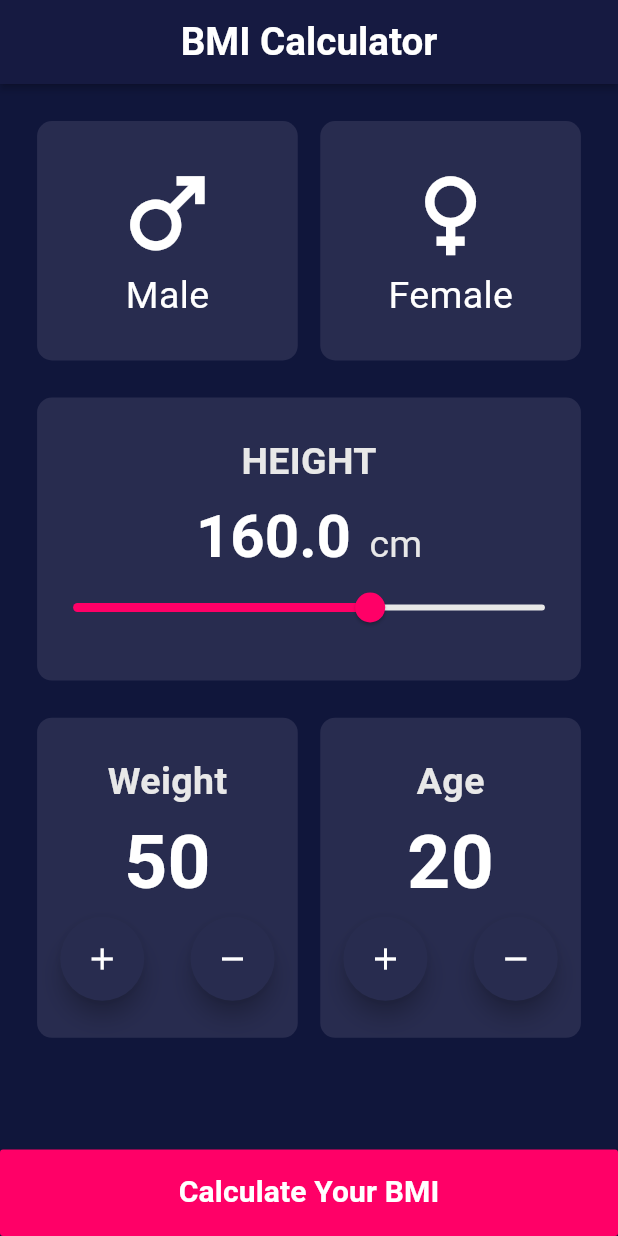
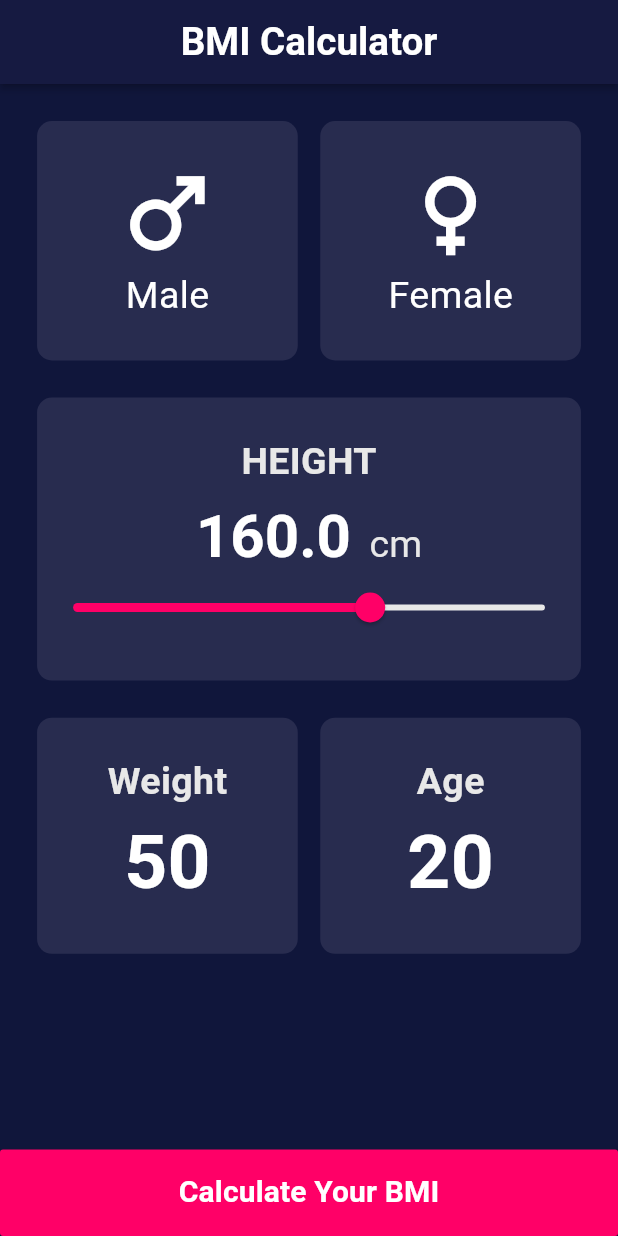
Before and after one commit to Ma7moud-Yasser/machinfy-project1, a Flutter app: the screen it shows after launch, on a phone screen of 412 x 824 dp. Run offline on Flutter 3.47's test engine with Material 3 defaults, Android fonts, the phone set to English and light mode, and no system bars; our stand-ins replace google_fonts.

Commit message:
Refactor BMI screen to use stateless widget; update routing and add hero tags for weight and age selection components

```diff
--- a/project_1/lib/main.dart
+++ b/project_1/lib/main.dart
@@ -26,11 +26,12 @@ class MyApp extends StatelessWidget {
         colorScheme: ColorScheme.fromSeed(seedColor: Colors.deepPurple),
         useMaterial3: true,
       ),
-      home: const BMIScreen(),
+      // home:BMIScreen() ,
       routes: {
-        '/bm_home': (context) => const BMIScreen(),
-        '/home_screen': (context) => const MyHomePage(),
+        BMIScreen.route : (context) =>  BMIScreen(),
+        MyHomePage.route: (context) =>  MyHomePage(),
       },
+      initialRoute: BMIScreen.route,
     );
   }
 }
--- a/project_1/lib/projects/bm_calculator/components/responsive_font.dart
+++ b/project_1/lib/projects/bm_calculator/components/responsive_font.dart
@@ -6,8 +6,8 @@ double responsiveFont(BuildContext context ,
   double scale = scaleFactorCalc(context);
   double scaledFontSize = fontSize * scale;
 
-  // max 120 %
-  // min 80%
+  // max font Size : 120 %
+  // min font Size : 80%
   double max = fontSize * 1.2;
   double min = fontSize * 0.8;
 
--- a/project_1/lib/projects/bm_calculator/components/weight_age_selection.dart
+++ b/project_1/lib/projects/bm_calculator/components/weight_age_selection.dart
@@ -4,8 +4,10 @@ import 'package:project_1/projects/bm_calculator/styles/colors.dart';
 class WeightAndAgeSelection extends StatefulWidget {
   int value = 50;
   String valueName;
+  Object? heroTag1;
+  Object? heroTag2 ;
   WeightAndAgeSelection(
-      {super.key, required this.value, required this.valueName});
+      {super.key, required this.value, required this.valueName, required this.heroTag1, required this.heroTag2});
 
   @override
   State<WeightAndAgeSelection> createState() => _WeightAndAgeSelectionState();
@@ -40,32 +42,34 @@ class _WeightAndAgeSelectionState extends State<WeightAndAgeSelection> {
           ),
           Row(
             children: [
-              Expanded(
-                child: FloatingActionButton(
-                  foregroundColor: BMIColor.whiteColor,
-                  backgroundColor: BMIColor.secondaryColor,
-                  shape: CircleBorder(),
-                  onPressed: () {
-                    setState(() {
-                      widget.value++;
-                    });
-                  },
-                  child: Icon(Icons.add),
-                ),
-              ),
-              Expanded(
-                child: FloatingActionButton(
-                  foregroundColor: BMIColor.whiteColor,
-                  backgroundColor: BMIColor.secondaryColor,
-                  shape: CircleBorder(),
-                  onPressed: () {
-                    setState(() {
-                      widget.value--;
-                    });
-                  },
-                  child: Icon(Icons.remove),
-                ),
-              ),
+              // Expanded(
+              //   child: FloatingActionButton(
+              //     heroTag: '1',
+              //     foregroundColor: BMIColor.whiteColor,
+              //     backgroundColor: BMIColor.secondaryColor,
+              //     shape: CircleBorder(),
+              //     onPressed: () {
+              //       setState(() {
+              //         widget.value++;
+              //       });
+              //     },
+              //     child: Icon(Icons.add),
+              //   ),
+              // ),
+              // Expanded(
+              //   child: FloatingActionButton(
+              //     heroTag: '2',
+              //     foregroundColor: BMIColor.whiteColor,
+              //     backgroundColor: BMIColor.secondaryColor,
+              //     shape: CircleBorder(),
+              //     onPressed: () {
+              //       setState(() {
+              //         widget.value--;
+              //       });
+              //     },
+              //     child: Icon(Icons.remove),
+              //   ),
+              // ),
             ],
           )
         ],
--- a/project_1/lib/projects/bm_calculator/screens/bm_home_screen.dart
+++ b/project_1/lib/projects/bm_calculator/screens/bm_home_screen.dart
@@ -6,18 +6,17 @@ import 'package:project_1/projects/bm_calculator/components/weight_age_selection
 import 'package:project_1/projects/bm_calculator/styles/colors.dart';
 import 'package:project_1/projects/counter/home.dart';
 
-class BMIScreen extends StatefulWidget {
-  const BMIScreen({super.key});
+class BMIScreen extends StatelessWidget {
+   BMIScreen({super.key});
 
-  @override
-  State<BMIScreen> createState() => _BMIScreenState();
-}
+  String? selectedGender;
+  static final route = '/page_2';
+  double currentValue = 160;
 
-class _BMIScreenState extends State<BMIScreen> {
-  String? selectedGender;
-  double currentValue = 160;
   int weight = 50;
+
   int age = 20;
+
   @override
   Widget build(BuildContext context) {
     return Scaffold(
@@ -54,12 +53,16 @@ class _BMIScreenState extends State<BMIScreen> {
                   children: [
                     Expanded(
                       child: WeightAndAgeSelection(
+                         heroTag1: '3',
+                        heroTag2: '4',
                         valueName: "Weight",
                         value: weight,
                       ),
                     ),
                     Expanded(
                       child: WeightAndAgeSelection(
+                        heroTag1: '1',
+                        heroTag2: '2',
                         valueName: "Age",
                         value: age,
                       ),
@@ -76,7 +79,12 @@ class _BMIScreenState extends State<BMIScreen> {
               color: BMIColor.actionsColor,
               height: MediaQuery.sizeOf(context).height * 0.07,
               onPressed: () {
-                Navigator.pushNamed(context, '/bm_home');
+              Navigator.pushNamed(context, MyHomePage.route,
+               arguments: User(20, "Mohamed"),
+               );
+              // LIFO
+              // Last In First Out
+
               },
               child: Text(
                 "Calculate Your BMI",
@@ -93,3 +101,9 @@ class _BMIScreenState extends State<BMIScreen> {
     );
   }
 }
+
+class User {
+  String name;
+  int age;
+  User(this.age,this.name);
+}
--- a/project_1/lib/projects/counter/home.dart
+++ b/project_1/lib/projects/counter/home.dart
@@ -1,17 +1,25 @@
 import 'package:flutter/material.dart';
+import 'package:project_1/projects/bm_calculator/screens/bm_home_screen.dart';
 
 class MyHomePage extends StatelessWidget {
-  const MyHomePage({super.key});
+   MyHomePage({super.key,
+   });
+  static final route = '/home_screen';
 
   @override
   Widget build(BuildContext context) {
+  User user = ModalRoute.of(context)!.settings.arguments as User;
     return Scaffold(
       appBar: AppBar(
         automaticallyImplyLeading: false,
         backgroundColor: Colors.blueGrey,
         centerTitle: true,
+        leading: IconButton(icon:Icon(Icons.arrow_back) ,
+        onPressed: (){
+          Navigator.pop(context);
+        },),
         title: Text(
-          'Home Screen',
+          user.age.toString(),
           style: TextStyle(
             height: 1.5,
             color: Colors.lightGreenAccent,
@@ -33,7 +41,7 @@ class MyHomePage extends StatelessWidget {
               ),
             ),
           ),
-
+          // Text(wieght.toString()),
           ElevatedButton(onPressed: (){
             // Navigator.push(context, MaterialPageRoute(builder: (context) => ()));
           }, child: Text(
```
